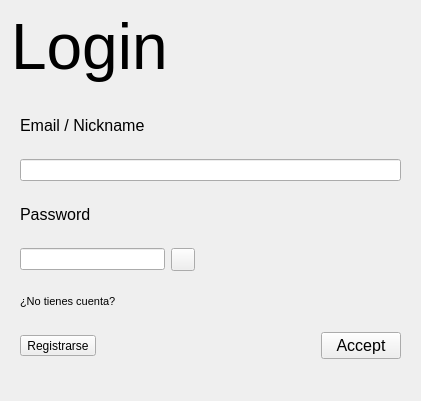
KaiacUPV/PROYECTO-IHM, file Trabajo/login.ui: the form before one commit.
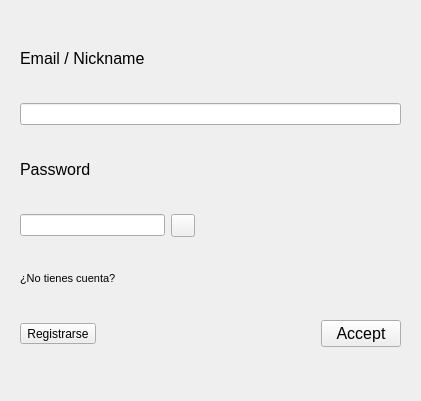
The form after the commit.

The edit to the form file:
```diff
--- a/Trabajo/login.ui
+++ b/Trabajo/login.ui
@@ -14,24 +14,6 @@
    <string>Form</string>
   </property>
   <layout class="QVBoxLayout" name="verticalLayout">
-   <item>
-    <widget class="QLabel" name="Title_Label">
-     <property name="sizePolicy">
-      <sizepolicy hsizetype="Preferred" vsizetype="Maximum">
-       <horstretch>0</horstretch>
-       <verstretch>0</verstretch>
-      </sizepolicy>
-     </property>
-     <property name="font">
-      <font>
-       <pointsize>48</pointsize>
-      </font>
-     </property>
-     <property name="text">
-      <string>Login</string>
-     </property>
-    </widget>
-   </item>
    <item>
     <widget class="QWidget" name="widget" native="true">
      <layout class="QGridLayout" name="gridLayout">
```
